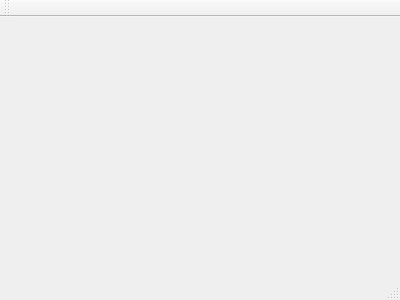
This is mainwindow.ui in Axelm3sh/Bounce-E as Qt 5 draws it before an edit. The edited form follows.
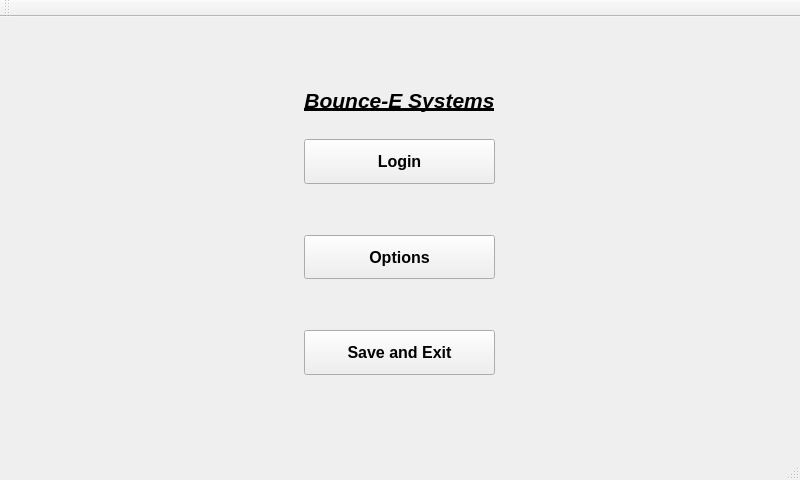
This is the edited form.

What changed in the file:
```diff
--- a/mainwindow.ui
+++ b/mainwindow.ui
@@ -1,24 +1,265 @@
 <ui version="4.0">
  <class>MainWindow</class>
- <widget class="QMainWindow" name="MainWindow" >
-  <property name="geometry" >
+ <widget class="QMainWindow" name="MainWindow">
+  <property name="geometry">
    <rect>
     <x>0</x>
     <y>0</y>
-    <width>400</width>
-    <height>300</height>
+    <width>800</width>
+    <height>480</height>
    </rect>
   </property>
   <property name="windowTitle" >
    <string>MainWindow</string>
   </property>
-  <widget class="QMenuBar" name="menuBar" />
-  <widget class="QToolBar" name="mainToolBar" />
-  <widget class="QWidget" name="centralWidget" />
-  <widget class="QStatusBar" name="statusBar" />
+  <widget class="QWidget" name="centralWidget">
+   <widget class="QWidget" name="horizontalLayoutWidget">
+    <property name="geometry">
+     <rect>
+      <x>9</x>
+      <y>9</y>
+      <width>781</width>
+      <height>411</height>
+     </rect>
+    </property>
+    <layout class="QHBoxLayout" name="horizontalLayout">
+     <item>
+      <spacer name="horizontalSpacer_2">
+       <property name="orientation">
+        <enum>Qt::Horizontal</enum>
+       </property>
+       <property name="sizeType">
+        <enum>QSizePolicy::Fixed</enum>
+       </property>
+       <property name="sizeHint" stdset="0">
+        <size>
+         <width>275</width>
+         <height>20</height>
+        </size>
+       </property>
+      </spacer>
+     </item>
+     <item>
+      <widget class="QFrame" name="verticalFrame">
+       <layout class="QVBoxLayout" name="verticalLayout_3">
+        <property name="spacing">
+         <number>6</number>
+        </property>
+        <item>
+         <spacer name="verticalSpacer">
+          <property name="orientation">
+           <enum>Qt::Vertical</enum>
+          </property>
+          <property name="sizeType">
+           <enum>QSizePolicy::Fixed</enum>
+          </property>
+          <property name="sizeHint" stdset="0">
+           <size>
+            <width>20</width>
+            <height>40</height>
+           </size>
+          </property>
+         </spacer>
+        </item>
+        <item>
+         <widget class="QLabel" name="label">
+          <property name="sizePolicy">
+           <sizepolicy hsizetype="Preferred" vsizetype="Fixed">
+            <horstretch>0</horstretch>
+            <verstretch>0</verstretch>
+           </sizepolicy>
+          </property>
+          <property name="font">
+           <font>
+            <pointsize>16</pointsize>
+            <weight>75</weight>
+            <italic>true</italic>
+            <bold>true</bold>
+            <underline>true</underline>
+           </font>
+          </property>
+          <property name="layoutDirection">
+           <enum>Qt::LeftToRight</enum>
+          </property>
+          <property name="text">
+           <string>Bounce-E Systems</string>
+          </property>
+          <property name="alignment">
+           <set>Qt::AlignCenter</set>
+          </property>
+         </widget>
+        </item>
+        <item>
+         <spacer name="verticalSpacer_3">
+          <property name="orientation">
+           <enum>Qt::Vertical</enum>
+          </property>
+          <property name="sizeType">
+           <enum>QSizePolicy::Fixed</enum>
+          </property>
+          <property name="sizeHint" stdset="0">
+           <size>
+            <width>20</width>
+            <height>20</height>
+           </size>
+          </property>
+         </spacer>
+        </item>
+        <item>
+         <layout class="QVBoxLayout" name="verticalLayout_4">
+          <item>
+           <widget class="QPushButton" name="MainWindow_StartButton">
+            <property name="sizePolicy">
+             <sizepolicy hsizetype="Minimum" vsizetype="MinimumExpanding">
+              <horstretch>0</horstretch>
+              <verstretch>0</verstretch>
+             </sizepolicy>
+            </property>
+            <property name="font">
+             <font>
+              <pointsize>12</pointsize>
+              <weight>75</weight>
+              <bold>true</bold>
+             </font>
+            </property>
+            <property name="text">
+             <string>Login</string>
+            </property>
+           </widget>
+          </item>
+          <item>
+           <spacer name="verticalSpacer_4">
+            <property name="orientation">
+             <enum>Qt::Vertical</enum>
+            </property>
+            <property name="sizeType">
+             <enum>QSizePolicy::MinimumExpanding</enum>
+            </property>
+            <property name="sizeHint" stdset="0">
+             <size>
+              <width>20</width>
+              <height>40</height>
+             </size>
+            </property>
+           </spacer>
+          </item>
+          <item>
+           <widget class="QPushButton" name="MainWindow_OptionsButton">
+            <property name="sizePolicy">
+             <sizepolicy hsizetype="Minimum" vsizetype="MinimumExpanding">
+              <horstretch>0</horstretch>
+              <verstretch>0</verstretch>
+             </sizepolicy>
+            </property>
+            <property name="font">
+             <font>
+              <pointsize>12</pointsize>
+              <weight>75</weight>
+              <bold>true</bold>
+             </font>
+            </property>
+            <property name="text">
+             <string>Options</string>
+            </property>
+           </widget>
+          </item>
+          <item>
+           <spacer name="verticalSpacer_5">
+            <property name="orientation">
+             <enum>Qt::Vertical</enum>
+            </property>
+            <property name="sizeType">
+             <enum>QSizePolicy::MinimumExpanding</enum>
+            </property>
+            <property name="sizeHint" stdset="0">
+             <size>
+              <width>20</width>
+              <height>40</height>
+             </size>
+            </property>
+           </spacer>
+          </item>
+          <item>
+           <widget class="QPushButton" name="MainWindow_SaveExitButton">
+            <property name="sizePolicy">
+             <sizepolicy hsizetype="Minimum" vsizetype="MinimumExpanding">
+              <horstretch>0</horstretch>
+              <verstretch>0</verstretch>
+             </sizepolicy>
+            </property>
+            <property name="font">
+             <font>
+              <pointsize>12</pointsize>
+              <weight>75</weight>
+              <bold>true</bold>
+             </font>
+            </property>
+            <property name="text">
+             <string>Save and Exit</string>
+            </property>
+           </widget>
+          </item>
+         </layout>
+        </item>
+        <item>
+         <spacer name="verticalSpacer_2">
+          <property name="orientation">
+           <enum>Qt::Vertical</enum>
+          </property>
+          <property name="sizeType">
+           <enum>QSizePolicy::Fixed</enum>
+          </property>
+          <property name="sizeHint" stdset="0">
+           <size>
+            <width>20</width>
+            <height>40</height>
+           </size>
+          </property>
+         </spacer>
+        </item>
+       </layout>
+      </widget>
+     </item>
+     <item>
+      <spacer name="horizontalSpacer">
+       <property name="orientation">
+        <enum>Qt::Horizontal</enum>
+       </property>
+       <property name="sizeType">
+        <enum>QSizePolicy::Fixed</enum>
+       </property>
+       <property name="sizeHint" stdset="0">
+        <size>
+         <width>275</width>
+         <height>20</height>
+        </size>
+       </property>
+      </spacer>
+     </item>
+    </layout>
+   </widget>
+  </widget>
+  <widget class="QMenuBar" name="menuBar">
+   <property name="geometry">
+    <rect>
+     <x>0</x>
+     <y>0</y>
+     <width>800</width>
+     <height>21</height>
+    </rect>
+   </property>
+  </widget>
+  <widget class="QToolBar" name="mainToolBar">
+   <attribute name="toolBarArea">
+    <enum>TopToolBarArea</enum>
+   </attribute>
+   <attribute name="toolBarBreak">
+    <bool>false</bool>
+   </attribute>
+  </widget>
+  <widget class="QStatusBar" name="statusBar"/>
  </widget>
- <layoutDefault spacing="6" margin="11" />
- <pixmapfunction></pixmapfunction>
+ <layoutdefault spacing="6" margin="11"/>
  <resources/>
  <connections/>
 </ui>
```
Left out of the diff: 3 changed lines with no effect on the pictures.
